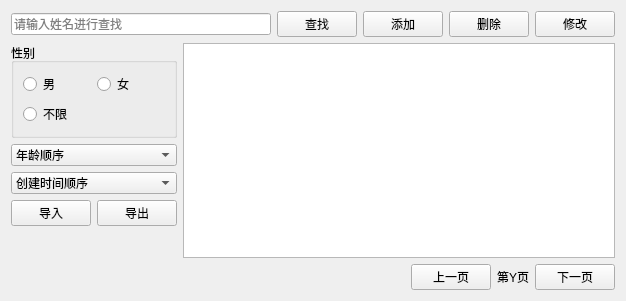
Old version of the form patientview.ui in the repository zhuguotiao/Lab.
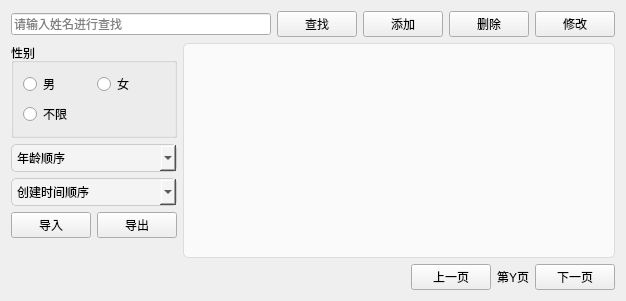
New version of the form. Icons and pictures are not drawn.

What changed in the file:
```diff
--- a/patientview.ui
+++ b/patientview.ui
@@ -113,6 +113,16 @@
        </item>
        <item>
         <widget class="QComboBox" name="ageBox">
+         <property name="styleSheet">
+          <string notr="true">
+       QComboBox {
+          background-color: #f4f4f4;
+          border-radius: 5px;
+          padding: 5px;
+		border: 1px solid #ccc;
+         }
+</string>
+         </property>
          <item>
           <property name="text">
            <string>年龄顺序</string>
@@ -127,6 +137,16 @@
        </item>
        <item>
         <widget class="QComboBox" name="createdTimeBox">
+         <property name="styleSheet">
+          <string notr="true">
+       QComboBox {
+          background-color: #f4f4f4;
+          border-radius: 5px;
+          padding: 5px;
+		border: 1px solid #ccc;
+         }
+</string>
+         </property>
          <item>
           <property name="text">
            <string>创建时间顺序</string>
@@ -173,7 +193,29 @@
       </layout>
      </item>
      <item>
-      <widget class="QTableView" name="tableView"/>
+      <widget class="QTableView" name="tableView">
+       <property name="styleSheet">
+        <string notr="true"> QTableView {
+        border: 1px solid #dcdcdc;
+        border-radius: 5px;
+        background-color: #fafafa;
+       }
+       QTableView::item {
+        padding: 8px;
+       }
+       QTableView::horizontalHeader {
+        background-color: #2196F3;
+        color: white;
+       }
+       QTableView::verticalHeader {
+        background-color: #f0f0f0;
+       }
+       QTableView::item:selected {
+        background-color: #4CAF50;
+        color: white;
+       }</string>
+       </property>
+      </widget>
      </item>
     </layout>
    </item>
```
